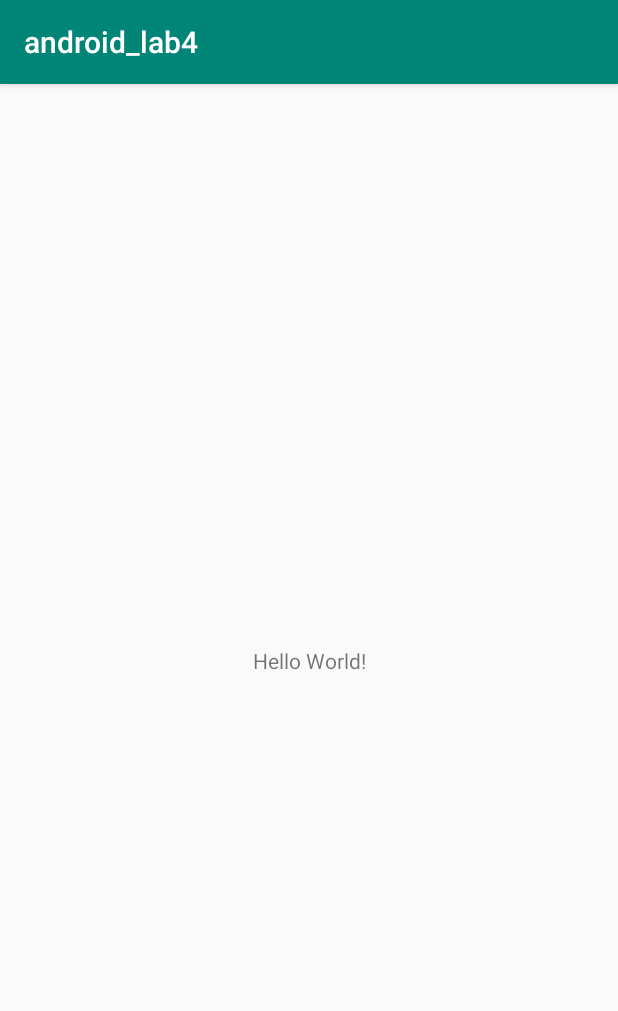
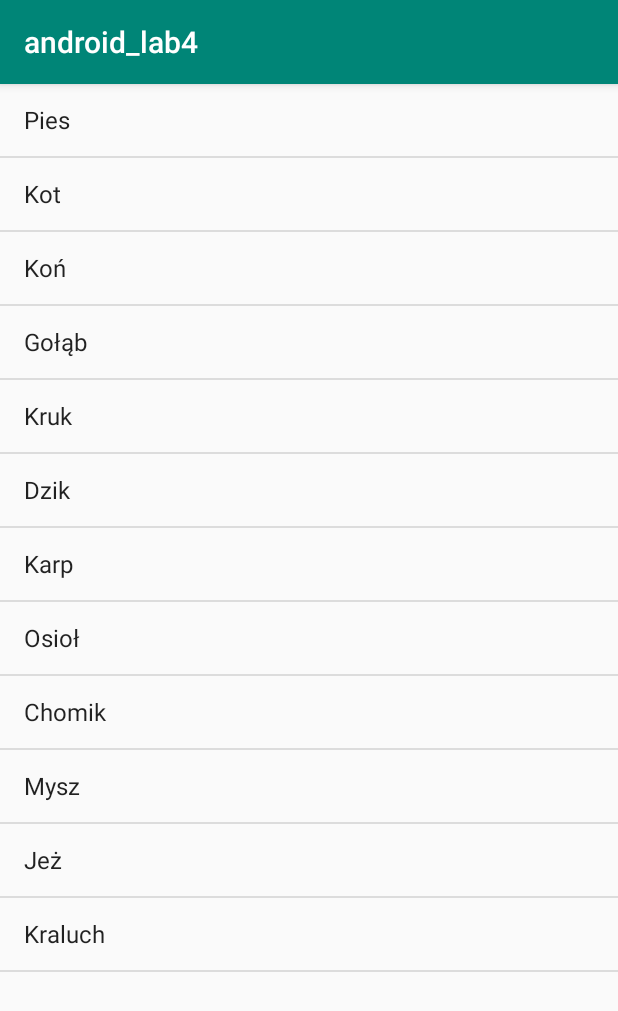
Before and after one commit to Agrest123/and_lab4, an Android app: the screen it shows after launch (MainActivity), on a phone screen of 412 x 824 dp. Shown: the top 1011 px of the screen. Run offline under Robolectric (Android 15) with nearby library versions, the phone set to English and light mode, and no system bars.

Commit message:
Zadanie 1 lista

```diff
--- a/app/src/main/java/com/example/android_lab4/MainActivity.java
+++ b/app/src/main/java/com/example/android_lab4/MainActivity.java
@@ -2,13 +2,37 @@ package com.example.android_lab4;
 
 import android.support.v7.app.AppCompatActivity;
 import android.os.Bundle;
+import android.widget.ArrayAdapter;
+import android.widget.ListView;
+
+import java.util.ArrayList;
+import java.util.Arrays;
 
 public class MainActivity extends AppCompatActivity {
+
+    private ArrayList<String> target;
+    private ArrayAdapter adapter;
+
 
     @Override
     protected void onCreate(Bundle savedInstanceState) {
         super.onCreate(savedInstanceState);
         setContentView(R.layout.activity_main);
+
+        String[] values = new String[] { "Pies",
+                "Kot", "Koń", "Gołąb", "Kruk", "Dzik", "Karp",
+                "Osioł", "Chomik", "Mysz", "Jeż", "Kraluch" };
+
+        this.target = new ArrayList<String>();
+        this.target.addAll(Arrays.asList(values));
+
+        this.adapter = new ArrayAdapter(this,
+                android.R.layout.simple_list_item_1,this.target);
+
+        ListView listview = (ListView) findViewById(
+                R.id.listView );
+        listview.setAdapter(this.adapter);
+
     }
 
     //komentarz
--- a/app/src/main/res/layout/activity_main.xml
+++ b/app/src/main/res/layout/activity_main.xml
@@ -6,13 +6,10 @@
     android:layout_height="match_parent"
     tools:context=".MainActivity">
 
-    <TextView
-        android:layout_width="wrap_content"
-        android:layout_height="wrap_content"
-        android:text="Hello World!"
-        app:layout_constraintBottom_toBottomOf="parent"
-        app:layout_constraintLeft_toLeftOf="parent"
-        app:layout_constraintRight_toRightOf="parent"
-        app:layout_constraintTop_toTopOf="parent" />
-
+    <ListView
+        android:id="@+id/listView"
+        android:layout_width="423dp"
+        android:layout_height="756dp"
+        tools:layout_editor_absoluteX="0dp"
+        tools:layout_editor_absoluteY="0dp" />
 </android.support.constraint.ConstraintLayout>
```
